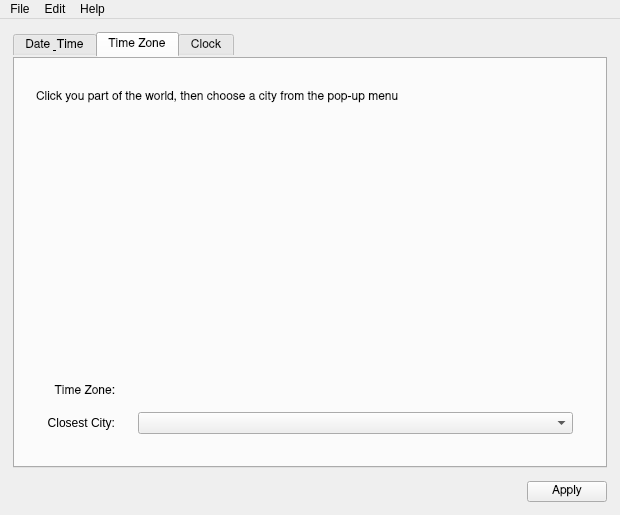
The window that Under Construction/Date and Time.app/Resources/date_and_time.ui (helloSystem/Utilities) describes before a commit, drawn with Qt 5.
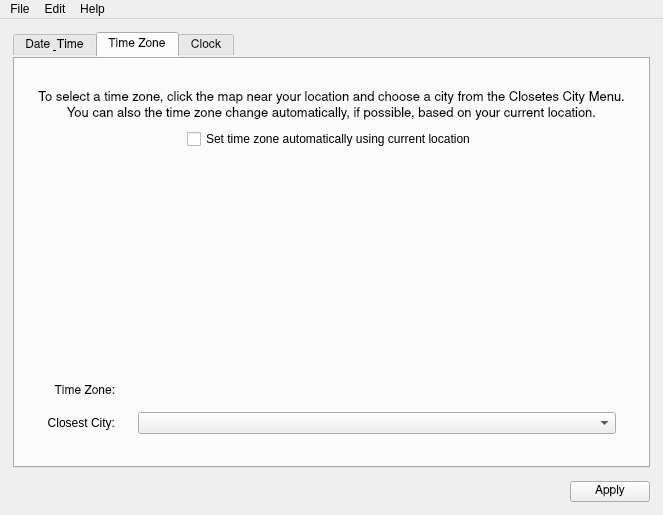
The same window after the commit. Icons and pictures are not drawn. Custom widgets are drawn as their Qt base class.

Commit message: widget_timezone_world_map is near, take 2

```diff
--- a/Under Construction/Date and Time.app/Resources/date_and_time.ui
+++ b/Under Construction/Date and Time.app/Resources/date_and_time.ui
@@ -379,7 +379,7 @@
         <property name="bottomMargin">
          <number>23</number>
         </property>
-        <item>
+        <item alignment="Qt::AlignHCenter">
          <widget class="QLabel" name="label_5">
           <property name="sizePolicy">
            <sizepolicy hsizetype="Preferred" vsizetype="Fixed">
@@ -393,7 +393,14 @@
            </font>
           </property>
           <property name="text">
-           <string>Click you part of the world, then choose a city from the pop-up menu</string>
+           <string>&lt;html&gt;&lt;head/&gt;&lt;body&gt;&lt;p align=&quot;center&quot;&gt;&lt;span style=&quot; font-size:10pt;&quot;&gt;To select a time zone, click the map near your location and choose a city from the Closetes City Menu.&lt;br/&gt;You can also the time zone change automatically, if possible, based on your current location.&lt;/span&gt;&lt;/p&gt;&lt;/body&gt;&lt;/html&gt;</string>
+          </property>
+         </widget>
+        </item>
+        <item alignment="Qt::AlignHCenter">
+         <widget class="QCheckBox" name="set_time_zone_automatically_checkbox">
+          <property name="text">
+           <string>Set time zone automatically using current location</string>
           </property>
          </widget>
         </item>
```
Left out of the diff: 2 changed lines with no effect on the pictures. The commit also changes 8 other files.
